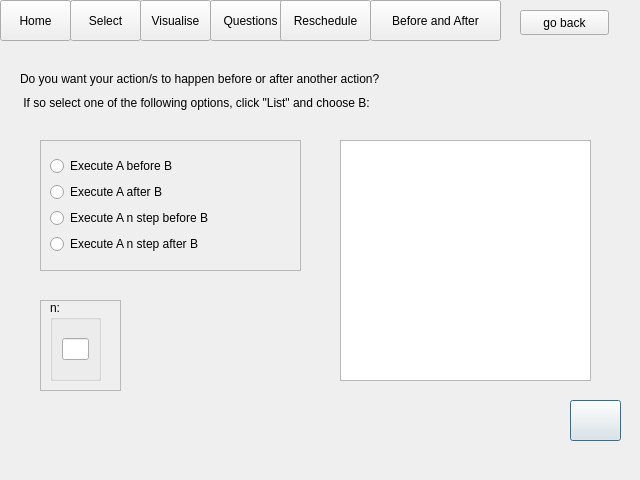
ariannabettin/FYPArianna, file reschdulebeforeafter.ui: the form before one commit.
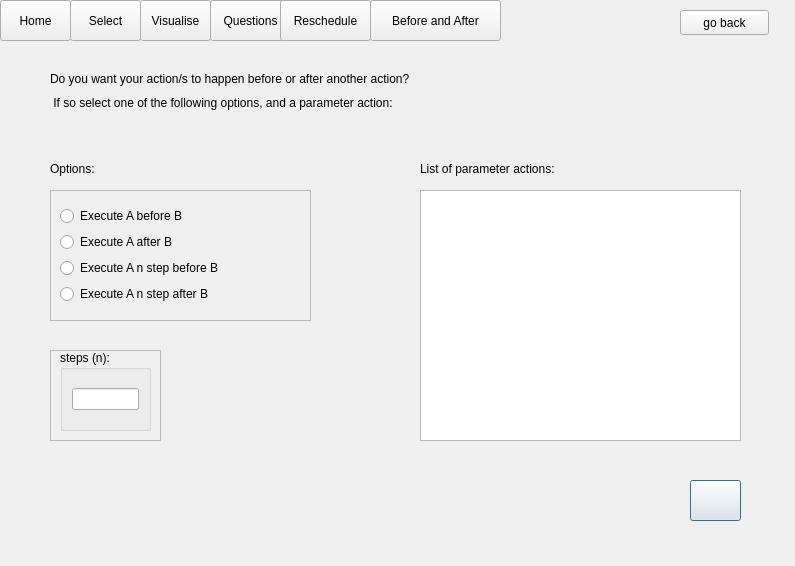
The form after the commit.

Patch:
```diff
--- a/reschdulebeforeafter.ui
+++ b/reschdulebeforeafter.ui
@@ -6,8 +6,8 @@
    <rect>
     <x>0</x>
     <y>0</y>
-    <width>640</width>
-    <height>480</height>
+    <width>795</width>
+    <height>566</height>
    </rect>
   </property>
   <property name="windowTitle">
@@ -19,9 +19,9 @@
   <widget class="QWidget" name="layoutWidget">
    <property name="geometry">
     <rect>
-     <x>20</x>
+     <x>50</x>
      <y>70</y>
-     <width>515</width>
+     <width>531</width>
      <height>42</height>
     </rect>
    </property>
@@ -36,7 +36,7 @@
     <item>
      <widget class="QLabel" name="label_8">
       <property name="text">
-       <string> If so select one of the following options, click &quot;List&quot; and choose B:</string>
+       <string> If so select one of the following options, and a parameter action:</string>
       </property>
      </widget>
     </item>
@@ -45,8 +45,8 @@
   <widget class="QPushButton" name="doneButton">
    <property name="geometry">
     <rect>
-     <x>570</x>
-     <y>400</y>
+     <x>690</x>
+     <y>480</y>
      <width>51</width>
      <height>41</height>
     </rect>
@@ -58,8 +58,8 @@
   <widget class="QFrame" name="frame_2">
    <property name="geometry">
     <rect>
-     <x>40</x>
-     <y>140</y>
+     <x>50</x>
+     <y>190</y>
      <width>261</width>
      <height>131</height>
     </rect>
@@ -186,7 +186,7 @@
   <widget class="QPushButton" name="backButton">
    <property name="geometry">
     <rect>
-     <x>520</x>
+     <x>680</x>
      <y>10</y>
      <width>89</width>
      <height>25</height>
@@ -199,9 +199,9 @@
   <widget class="QFrame" name="frame">
    <property name="geometry">
     <rect>
-     <x>40</x>
-     <y>300</y>
-     <width>81</width>
+     <x>50</x>
+     <y>350</y>
+     <width>111</width>
      <height>91</height>
     </rect>
    </property>
@@ -216,12 +216,12 @@
      <rect>
       <x>10</x>
       <y>0</y>
-      <width>51</width>
+      <width>91</width>
       <height>81</height>
      </rect>
     </property>
     <property name="title">
-     <string>n:</string>
+     <string>steps (n): </string>
     </property>
     <layout class="QHBoxLayout" name="horizontalLayout_2">
      <item>
@@ -233,13 +233,39 @@
   <widget class="QListWidget" name="list_2">
    <property name="geometry">
     <rect>
-     <x>340</x>
-     <y>140</y>
-     <width>251</width>
-     <height>241</height>
+     <x>420</x>
+     <y>190</y>
+     <width>321</width>
+     <height>251</height>
     </rect>
    </property>
   </widget>
+  <widget class="QLabel" name="label">
+   <property name="geometry">
+    <rect>
+     <x>420</x>
+     <y>160</y>
+     <width>321</width>
+     <height>17</height>
+    </rect>
+   </property>
+   <property name="text">
+    <string>List of parameter actions:</string>
+   </property>
+  </widget>
+  <widget class="QLabel" name="label_2">
+   <property name="geometry">
+    <rect>
+     <x>50</x>
+     <y>160</y>
+     <width>261</width>
+     <height>17</height>
+    </rect>
+   </property>
+   <property name="text">
+    <string>Options:</string>
+   </property>
+  </widget>
  </widget>
  <resources/>
  <connections/>
```
